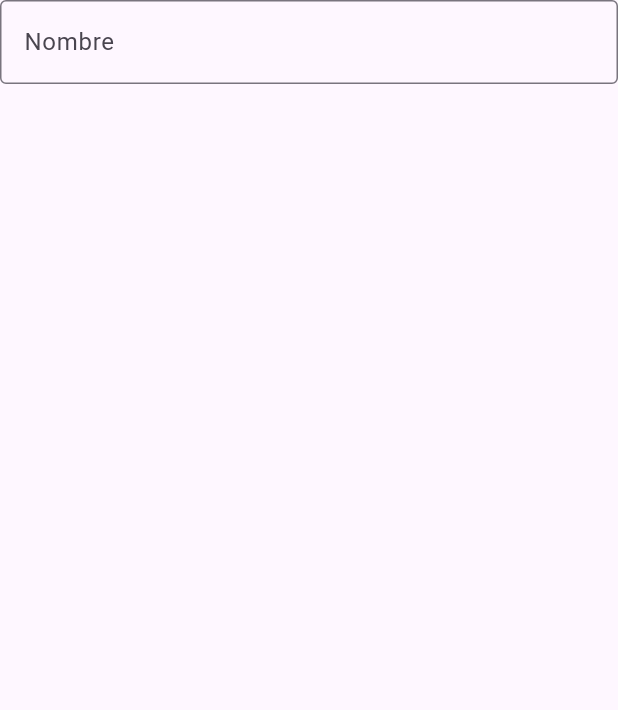
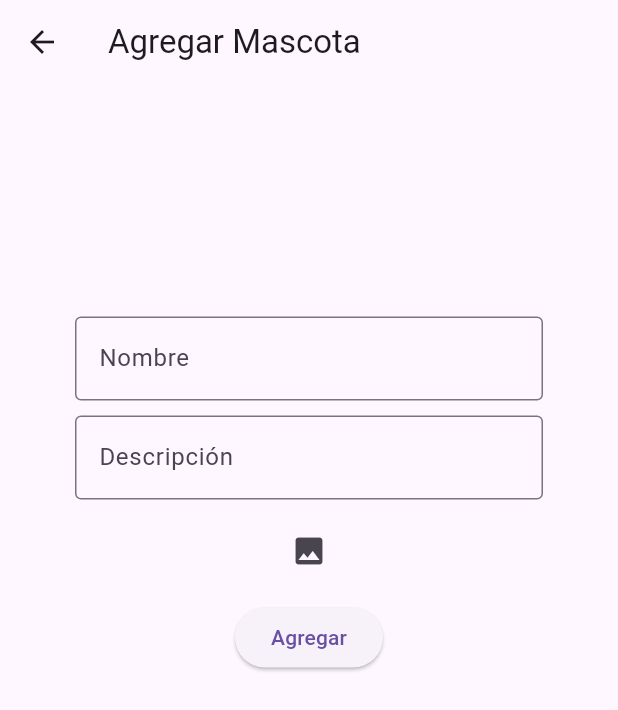
Before and after one commit to O-Luna/ProyectoMoviles1, a Flutter app: the Agregar screen opened directly, on a phone screen of 412 x 824 dp. Shown: the top 710 px of the screen. Run offline on Flutter 3.47's test engine with Material 3 defaults, Android fonts, the phone set to English and light mode, and no system bars.

Commit message:
Se agregaron los elementos de animales perdidos, ademas de la ventana de agregar mascota

```diff
--- a/proyecto/lib/pantallas/agregar.dart
+++ b/proyecto/lib/pantallas/agregar.dart
@@ -11,7 +11,14 @@ class _AgregarState extends State<Agregar> {
   TextEditingController firstFieldController=TextEditingController();
   @override
   Widget build(BuildContext context) {
-    return Column(
+    return Scaffold(
+      appBar: AppBar(
+        title: const Text('Agregar Mascota'),
+      ),
+      body: Padding(
+        padding: const EdgeInsets.fromLTRB(50, 150, 50, 370),
+        child: Column(
+          mainAxisAlignment: MainAxisAlignment.spaceAround,
           children: [
             TextField(
               controller: firstFieldController,
@@ -23,10 +30,31 @@ class _AgregarState extends State<Agregar> {
               )
             ),
 
+            TextField(
+              controller: firstFieldController,
+              keyboardType: TextInputType.text,
+              decoration: const InputDecoration(
+              labelText: 'Descripción',
+              floatingLabelBehavior: FloatingLabelBehavior.auto,
+              border: OutlineInputBorder()
+              )
+            ),
+
+            IconButton(onPressed: (){}, icon: Icon(Icons.photo)),
+
+            ElevatedButton(
+              onPressed: (){},
+              child: Text("Agregar"),
+            ),
+
+
+
           ],
 
 
 
+        ),
+      ),
     );
   }
 }
--- a/proyecto/lib/pantallas/inicio_sesion.dart
+++ b/proyecto/lib/pantallas/inicio_sesion.dart
@@ -1,6 +1,5 @@
 import 'package:flutter/material.dart';
 import 'package:proyecto/pantallas/inicio.dart';
-import 'package:proyecto/informacion/category.dart';
 class InicioSesion extends StatefulWidget {
   const InicioSesion({super.key});
 
--- a/proyecto/lib/pantallas/principal.dart
+++ b/proyecto/lib/pantallas/principal.dart
@@ -3,6 +3,7 @@ import 'package:proyecto/informacion/mascotas.dart';
 import 'package:proyecto/pantallas/configuracion.dart';
 import 'package:proyecto/pantallas/detalles.dart';
 import 'package:proyecto/pantallas/perdidos.dart';
+import 'package:proyecto/pantallas/agregar.dart';
 
 class Principal extends StatefulWidget {
   const Principal({super.key});
@@ -90,7 +91,9 @@ class _PrincipalState extends State<Principal> {
       ),
       floatingActionButton: FloatingActionButton(
         onPressed: () {
-          // Acción cuando se presiona el botón
+          Navigator.push(
+              context,
+              MaterialPageRoute(builder: (context)=>Agregar()));
         },
         child: Icon(Icons.add),
       ),
```
Also changed, not shown: proyecto/lib/informacion/category.dart (deleted, +0 -14 lines), proyecto/lib/informacion/mascotas.dart (+23 -22 lines), proyecto/lib/pantallas/perdidos.dart (+63 -1 lines). Lines whose indentation alone changed are shown as unchanged.
